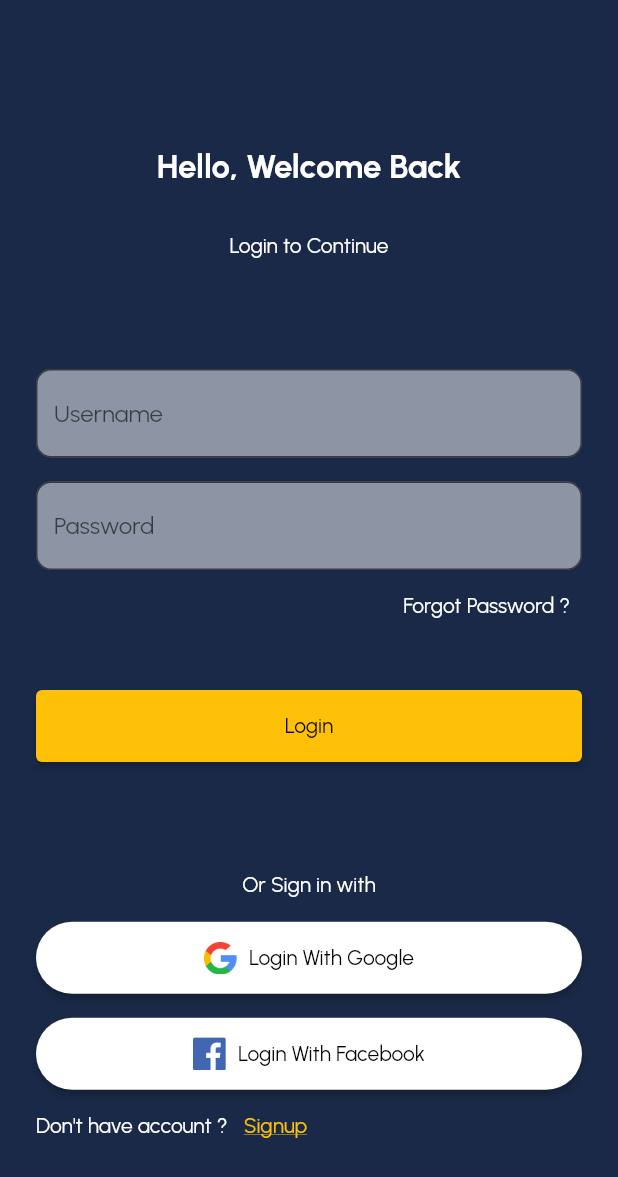
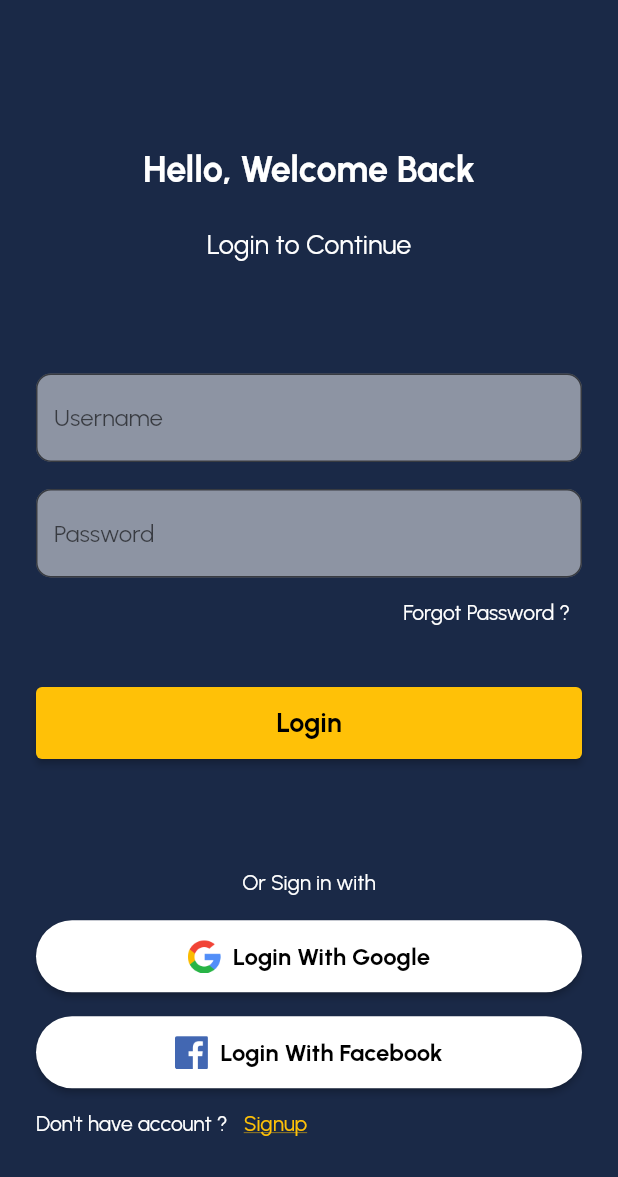
Before and after one commit to thephotogenicbug/flutter_tutorial, a Flutter app: the screen it shows after launch, on a phone screen of 412 x 824 dp. Shown: the top 1177 px of the screen. Run offline on Flutter 3.47's test engine with Material 2 defaults, Android fonts, the phone set to English and light mode, and no system bars; project files that could hold a hidden picture were left out.

Commit message:
improve login page ui

```diff
--- a/lib/login_page.dart
+++ b/lib/login_page.dart
@@ -18,14 +18,14 @@ class LoginPage extends StatelessWidget {
                   "Hello, Welcome Back",
                   style: TextStyle(
                     color: Colors.white,
-                    fontSize: 22,
+                    fontSize: 24,
                     fontWeight: FontWeight.bold,
                   ),
                 ),
-                const SizedBox(height: 32),
+                const SizedBox(height: 25),
                 const Text(
                   "Login to Continue",
-                  style: TextStyle(color: Colors.white),
+                  style: TextStyle(color: Colors.white, fontSize: 18),
                 ),
                 const Spacer(),
                 TextField(
@@ -40,7 +40,7 @@ class LoginPage extends StatelessWidget {
                     fillColor: Colors.white.withOpacity(0.5),
                   ),
                 ),
-                const SizedBox(height: 16),
+                const SizedBox(height: 18),
                 TextField(
                   decoration: InputDecoration(
                     hintText: "Password",
@@ -66,7 +66,7 @@ class LoginPage extends StatelessWidget {
                   ),
                 ),
                 const SizedBox(
-                  height: 32,
+                  height: 25,
                 ),
                 SizedBox(
                   width: double.infinity,
@@ -76,7 +76,13 @@ class LoginPage extends StatelessWidget {
                     style: ElevatedButton.styleFrom(
                         backgroundColor: Colors.amber,
                         foregroundColor: Colors.black),
-                    child: const Text('Login'),
+                    child: const Text(
+                      'Login',
+                      style: TextStyle(
+                        fontWeight: FontWeight.w600,
+                        fontSize: 18,
+                      ),
+                    ),
                   ),
                 ),
                 const Spacer(),
@@ -109,7 +115,13 @@ class LoginPage extends StatelessWidget {
                         const SizedBox(
                           width: 8,
                         ),
-                        const Text("Login With Google"),
+                        const Text(
+                          "Login With Google",
+                          style: TextStyle(
+                            fontWeight: FontWeight.w600,
+                            fontSize: 16,
+                          ),
+                        ),
                       ],
                     ),
                   ),
@@ -141,7 +153,13 @@ class LoginPage extends StatelessWidget {
                         const SizedBox(
                           width: 8,
                         ),
-                        const Text("Login With Facebook")
+                        const Text(
+                          "Login With Facebook",
+                          style: TextStyle(
+                            fontWeight: FontWeight.w600,
+                            fontSize: 16,
+                          ),
+                        )
                       ],
                     ),
                   ),
```
